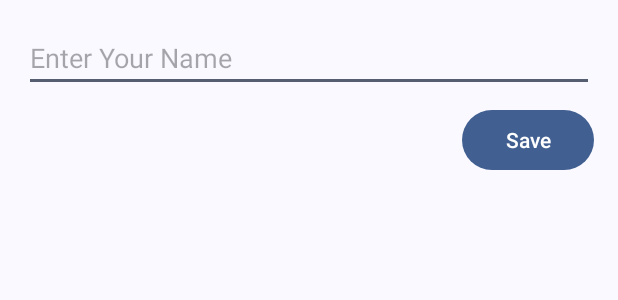
After one commit to varad-kulkarni172/Mesh-Up, an Android app: the layout dialog_username.xml on its own in the app's theme, with its tools: preview values and no code run, on a phone screen of 412 x 824 dp. The commit adds this screen. Shown: the top 300 px of the screen. Run offline under Robolectric (Android 15) with nearby library versions, the phone set to English and light mode, and no system bars.

Commit message:
improved ui

```diff
--- /dev/null
+++ b/app/src/main/res/layout/dialog_username.xml
@@ -0,0 +1,22 @@
+<?xml version="1.0" encoding="utf-8"?>
+<LinearLayout xmlns:android="http://schemas.android.com/apk/res/android"
+    android:layout_width="match_parent"
+    android:layout_height="wrap_content"
+    android:orientation="vertical"
+    android:padding="16dp">
+
+    <EditText
+        android:id="@+id/usernameInput"
+        android:layout_width="match_parent"
+        android:layout_height="wrap_content"
+        android:hint="Enter Your Name"
+        android:inputType="textPersonName" />
+
+    <Button
+        android:id="@+id/saveButton"
+        android:layout_width="wrap_content"
+        android:layout_height="wrap_content"
+        android:text="Save"
+        android:layout_gravity="end"
+        android:layout_marginTop="8dp" />
+</LinearLayout>
--- /dev/null
+++ b/app/src/main/res/values-night/refs.xml
@@ -0,0 +1,2 @@
+<?xml version="1.0" encoding="utf-8"?>
+<resources></resources>
--- a/app/src/main/res/values/colors.xml
+++ b/app/src/main/res/values/colors.xml
@@ -1,4 +1,7 @@
 <resources>
+    <color name="undelivered_message_red">#FFCDD2</color>
+    <color name="default_card_color">#FFFFFF</color>
+
     <color name="md_theme_primary">#415F91</color>
     <color name="md_theme_onPrimary">#FFFFFF</color>
     <color name="md_theme_primaryContainer">#D6E3FF</color>
--- /dev/null
+++ b/app/src/main/res/values/refs.xml
@@ -0,0 +1,2 @@
+<?xml version="1.0" encoding="utf-8"?>
+<resources></resources>
```
Also changed, not shown: app/src/main/java/com/example/meshup/MainActivity.java (+41 -12 lines), app/src/main/java/com/example/meshup/NetworkControlActivity.java (+22 -4 lines), app/src/main/res/drawable/ic_notification.xml (added, +9 -0 lines), app/src/main/res/layout/activity_main.xml (+5 -4 lines).
